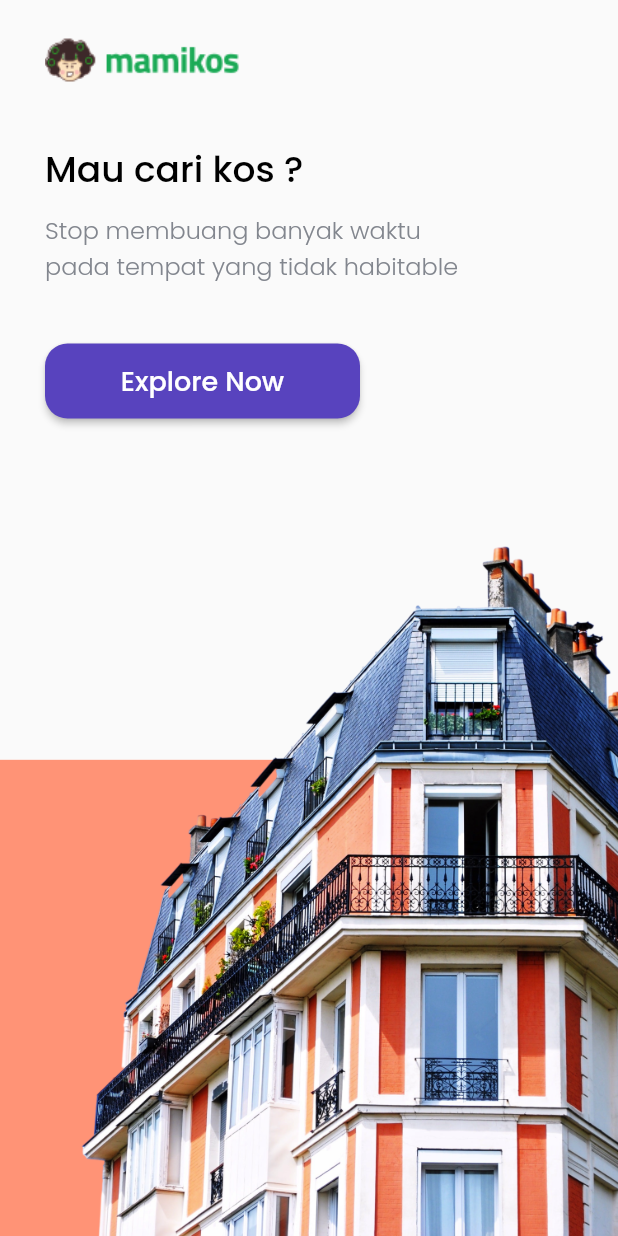
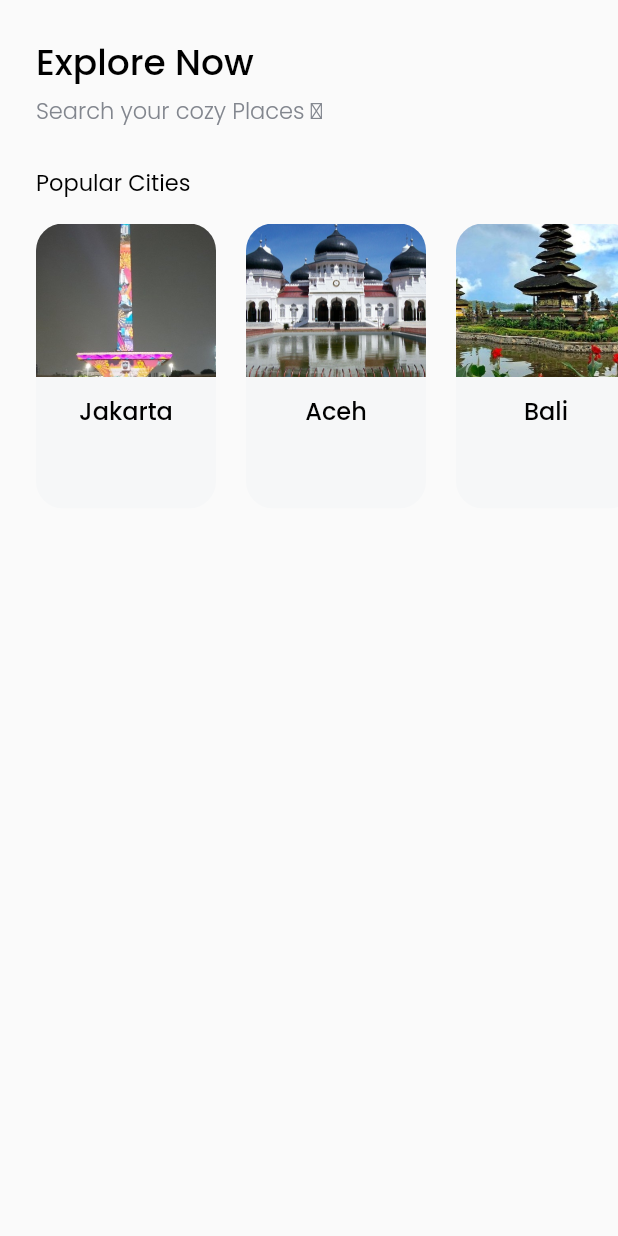
Before and after one commit to Rjndrkha/CariKos_Flutter-Apps, a Flutter app: the screen it shows after launch, after a tap on "Explore Now", on a phone screen of 412 x 824 dp. Run offline on Flutter 3.47's test engine with Material 2 defaults, Android fonts, the phone set to English and light mode, and no system bars; our stand-ins replace google_fonts.

Commit message:
Popular Cities

```diff
--- a/lib/main.dart
+++ b/lib/main.dart
@@ -11,7 +11,7 @@
   // This widget is the root of your application.
   @override
   Widget build(BuildContext context) {
-    return MaterialApp(
+    return const MaterialApp(
       home: SplashPage(),
     );
   }
--- /dev/null
+++ b/lib/models/city.dart
@@ -0,0 +1,12 @@
+class City {
+  final int id;
+  final String name;
+  final String imageUrl;
+  final bool isPopular;
+
+  City(
+      {required this.id,
+      required this.imageUrl,
+      required this.name,
+      this.isPopular = false});
+}
--- /dev/null
+++ b/lib/pages/home_page.dart
@@ -0,0 +1,125 @@
+import 'package:carikos/models/city.dart';
+import 'package:carikos/theme.dart';
+import 'package:carikos/widgets/city_card.dart';
+import 'package:flutter/material.dart';
+
+class HomePage extends StatelessWidget {
+  const HomePage({Key? key}) : super(key: key);
+
+  @override
+  Widget build(BuildContext context) {
+    return Scaffold(
+      body: SafeArea(
+          child: Padding(
+        padding: EdgeInsets.symmetric(
+          vertical: edge,
+        ),
+        child: ListView(
+          children: [
+            Padding(
+              padding: EdgeInsets.only(left: edge),
+              child: Text(
+                'Explore Now',
+                style: blackstyle.copyWith(
+                  fontSize: 24,
+                ),
+              ),
+            ),
+            const SizedBox(
+              height: 2,
+            ),
+            Padding(
+              padding: EdgeInsets.only(left: edge),
+              child: Text(
+                'Search your cozy Places \u2665',
+                style: greystyle.copyWith(
+                  fontSize: 15,
+                ),
+              ),
+            ),
+            const SizedBox(
+              height: 25,
+            ),
+            Padding(
+              padding: EdgeInsets.only(left: edge),
+              child: Text(
+                'Popular Cities',
+                style: regulerstyle.copyWith(
+                  fontSize: 15,
+                ),
+              ),
+            ),
+            const SizedBox(
+              height: 16,
+            ),
+            Container(
+              height: 190,
+              child: ListView(scrollDirection: Axis.horizontal, children: [
+                const SizedBox(
+                  width: 24,
+                ),
+                CityCard(
+                  City(
+                    id: 1,
+                    name: 'Jakarta',
+                    imageUrl: 'assets/images/homeimg/jkt.jpg',
+                  ),
+                ),
+                const SizedBox(
+                  width: 20,
+                ),
+                CityCard(
+                  City(
+                    id: 2,
+                    name: 'Aceh',
+                    imageUrl: 'assets/images/homeimg/aceh.jpg',
+                  ),
+                ),
+                const SizedBox(
+                  width: 20,
+                ),
+                CityCard(
+                  City(
+                    id: 3,
+                    name: 'Bali',
+                    imageUrl: 'assets/images/homeimg/bali.jpg',
+                  ),
+                ),
+                const SizedBox(
+                  width: 20,
+                ),
+                CityCard(
+                  City(
+                    id: 4,
+                    name: 'Bandung',
+                    imageUrl: 'assets/images/homeimg/bdg.jpg',
+                  ),
+                ),
+                const SizedBox(
+                  width: 20,
+                ),
+                CityCard(
+                  City(
+                    id: 5,
+                    name: 'Palembang',
+                    imageUrl: 'assets/images/homeimg/plmbg.jpg',
+                  ),
+                ),
+                const SizedBox(
+                  width: 20,
+                ),
+                CityCard(
+                  City(
+                    id: 6,
+                    name: 'Surabaya',
+                    imageUrl: 'assets/images/homeimg/sby.jpg',
+                  ),
+                ),
+              ]),
+            )
+          ],
+        ),
+      )),
+    );
+  }
+}
--- a/lib/pages/splash_page.dart
+++ b/lib/pages/splash_page.dart
@@ -1,3 +1,4 @@
+import 'package:carikos/pages/home_page.dart';
 import 'package:carikos/theme.dart';
 import 'package:flutter/material.dart';
 
@@ -56,7 +57,12 @@
                     width: 210,
                     height: 50,
                     child: RaisedButton(
-                      onPressed: () {},
+                      onPressed: () {
+                        Navigator.push(
+                            context,
+                            MaterialPageRoute(
+                                builder: (context) => HomePage()));
+                      },
                       color: purple,
                       shape: RoundedRectangleBorder(
                           borderRadius: BorderRadius.circular(15)),
--- a/lib/theme.dart
+++ b/lib/theme.dart
@@ -7,8 +7,10 @@
 Color white = Colors.white;
 Color grey = Color(0xff82868E);
 
-TextStyle blackstyle =
-    GoogleFonts.poppins(fontWeight: FontWeight.w500, color: black,fontSize: 50);
+double edge = 24;
+
+TextStyle blackstyle = GoogleFonts.poppins(
+    fontWeight: FontWeight.w500, color: black, fontSize: 50);
 
 TextStyle whitestyle =
     GoogleFonts.poppins(fontWeight: FontWeight.w500, color: white);
@@ -18,3 +20,6 @@
 
 TextStyle purplestyle =
     GoogleFonts.poppins(fontWeight: FontWeight.w500, color: purple);
+
+TextStyle regulerstyle =
+    GoogleFonts.poppins(fontWeight: FontWeight.w400, color: black);
--- /dev/null
+++ b/lib/widgets/city_card.dart
@@ -0,0 +1,39 @@
+import 'package:carikos/models/city.dart';
+import 'package:carikos/theme.dart';
+import 'package:flutter/material.dart';
+
+class CityCard extends StatelessWidget {
+
+
+  final City city;
+  const CityCard(this.city, {Key? key}) : super(key: key);
+
+  @override
+  Widget build(BuildContext context) {
+    return ClipRRect(
+      borderRadius: BorderRadius.circular(18),
+      child: Container(
+        height: 150,
+        width: 120,
+        color: const Color(0xffF6F7F8),
+        child: Column(children: [
+          Image.asset(
+            city.imageUrl,
+
+            width: 120,
+            height: 102,
+            fit: BoxFit.cover,
+          ),
+          const SizedBox(
+            height: 11,
+          ),
+          Text(
+            city.name,
+
+            style: blackstyle.copyWith(fontSize: 16),
+          )
+        ]),
+      ),
+    );
+  }
+}
--- a/pubspec.yaml
+++ b/pubspec.yaml
@@ -55,6 +55,7 @@
   # To add assets to your application, add an assets section, like this:
   assets:
     - assets/images/
+    - assets/images/homeimg/
   #   - images/a_dot_ham.jpeg
   # An image asset can refer to one or more resolution-specific "variants", see
   # https://flutter.dev/assets-and-images/#resolution-aware.
```
Also changed, not shown: assets/images/homeimg/aceh.jpg (added), assets/images/homeimg/bali.jpg (added), assets/images/homeimg/bdg.jpg (added), assets/images/homeimg/jkt.jpg (added), assets/images/homeimg/plmbg.jpg (added), assets/images/homeimg/sby.jpg (added).
